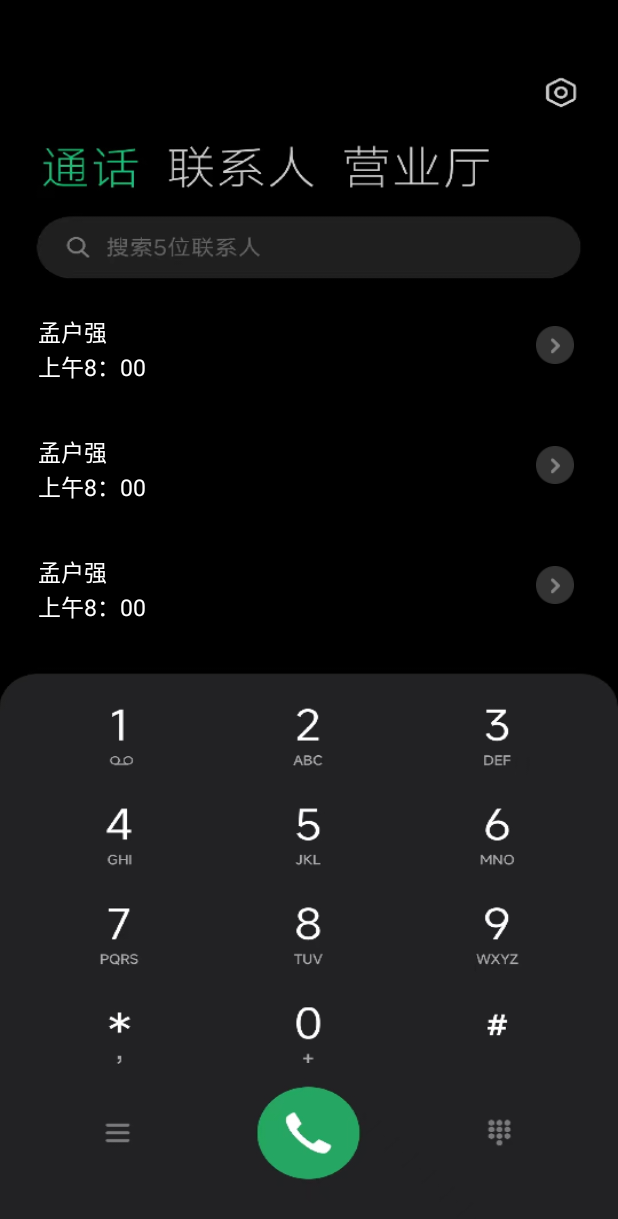
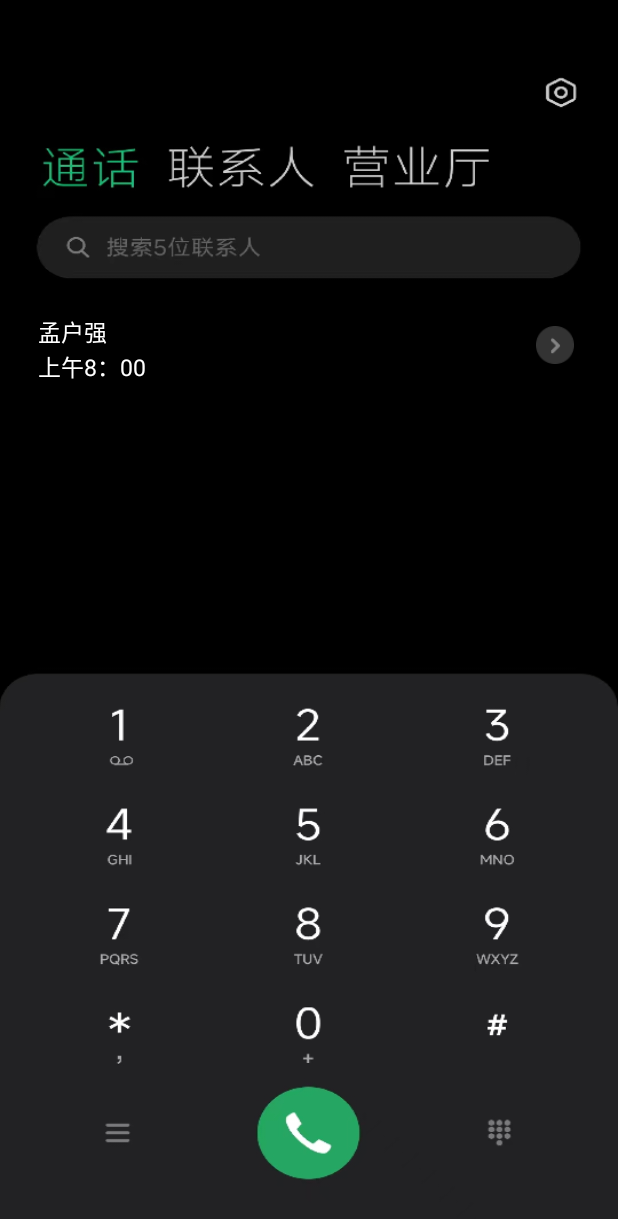
Before and after one commit to zhangyalong123feiyu/CameraShow, an Android app: the screen it shows after launch (SplahActivity), on a phone screen of 412 x 824 dp. Shown: the top 1219 px of the screen. Run offline under Robolectric (Android 15) with nearby library versions, the phone set to English and light mode, and no system bars.

Commit message:
remove the  connetserver to tele activity,and fix white remote camera

```diff
--- a/app/src/main/java/com/lenovo/carcamerashow/DecodePlayerLiveH264.java
+++ b/app/src/main/java/com/lenovo/carcamerashow/DecodePlayerLiveH264.java
@@ -26,6 +26,7 @@ public class DecodePlayerLiveH264 {
                     surface,
                     null, 0);
             mediaCodec.start();
+            Log.e("TAG","init decoder success ---------");
         } catch (IOException e) {
             e.printStackTrace();
         }
@@ -34,6 +35,7 @@ public class DecodePlayerLiveH264 {
 
     public void callBack(byte[] data) {
         Log.i(TAG, "服务端 接收到消息: " + data.length);
+        if (mediaCodec==null)return;
         int index= mediaCodec.dequeueInputBuffer(100000);
         if (index >= 0) {
             ByteBuffer inputBuffer = mediaCodec.getInputBuffer(index);
--- a/app/src/main/java/com/lenovo/carcamerashow/MainActivity.java
+++ b/app/src/main/java/com/lenovo/carcamerashow/MainActivity.java
@@ -48,10 +48,12 @@ public class MainActivity extends AppCompatActivity implements SocketLive.Socket
         super.onCreate(savedInstanceState);
         setContentView(R.layout.activity_main);
         initView(2400, 1080);
-        openCamera();
-        connectServer();
+//        connectServer();
         initRemoteTextureView();
         connectRemoteView();
+
+        this.socketLive=TelePActivity.socketLive;
+        TelePActivity.socketLive.setSocketBack(this);
     }
 
     private void connectRemoteView() {
@@ -91,7 +93,6 @@ public class MainActivity extends AppCompatActivity implements SocketLive.Socket
 //            android.os.Process.killProcess(android.os.Process.myPid());
         });
         localTextureView = findViewById(R.id.localSurfaceView);
-
         remoteTextureView = findViewById(R.id.remoteTextureView);
         remoteTextureView.setRotation(90);
         FrameLayout.LayoutParams params = (FrameLayout.LayoutParams) remoteTextureView.getLayoutParams();
@@ -113,7 +114,6 @@ public class MainActivity extends AppCompatActivity implements SocketLive.Socket
         });
 
         userLayout = findViewById(R.id.userLayout);
-
     }
 
     private void openCamera() {
@@ -162,11 +162,13 @@ public class MainActivity extends AppCompatActivity implements SocketLive.Socket
         remoteTextureView.setSurfaceTextureListener(new TextureView.SurfaceTextureListener() {
             @Override
             public void onSurfaceTextureAvailable(SurfaceTexture surface, int width, int height) {
+
                 Surface remoteSurface = new Surface(surface);
+                decodePlayerLiveH264 = new DecodePlayerLiveH264();
 
-                decodePlayerLiveH264 = new DecodePlayerLiveH264();
+
                 decodePlayerLiveH264.initDecoder(remoteSurface);
-
+                openCamera();
                 Log.e("TAG", "width is -------" + width + "height--------" + height);
             }
 
@@ -188,22 +190,16 @@ public class MainActivity extends AppCompatActivity implements SocketLive.Socket
 
     }
 
-//    @Override
-//    protected void onDestroy() {
-//        super.onDestroy();
-//        player.stop();
-//        player.release();
-//        player=null;
-//        socketLive.close();
-//    }
-
     @Override
     protected void onStop() {
         super.onStop();
-        player.stop();
-        player.release();
-        player=null;
-        socketLive.close();
+        if (player!=null){
+            player.stop();
+            player.release();
+            player=null;
+            socketLive.close();
+        }
+
     }
 
     @Override
--- a/app/src/main/java/com/lenovo/carcamerashow/SocketLive.java
+++ b/app/src/main/java/com/lenovo/carcamerashow/SocketLive.java
@@ -31,6 +31,12 @@ public class SocketLive {
 
     }
 
+    public SocketLive() {
+    }
+
+    public void setSocketBack(SocketCallback callback){
+        this.socketCallback=callback;
+    }
     public void close() {
         try {
             if(myWebSocketClient != null) myWebSocketClient.close();
@@ -70,7 +76,9 @@ public class SocketLive {
         public void onMessage(ByteBuffer bytes) {
             byte[] buf = new byte[bytes.remaining()];
             bytes.get(buf);
-            socketCallback.callBack(buf);
+            if (socketCallback!=null){
+                socketCallback.callBack(buf);
+            }
         }
 
         @Override
--- a/app/src/main/java/com/lenovo/carcamerashow/SplahActivity.java
+++ b/app/src/main/java/com/lenovo/carcamerashow/SplahActivity.java
@@ -17,7 +17,6 @@ public class SplahActivity extends Activity {
 
     public void call(View view){
         startActivity(new Intent(this,TelePActivity.class));
-        finish();
     }
 
 }
--- a/app/src/main/java/com/lenovo/carcamerashow/TelePActivity.java
+++ b/app/src/main/java/com/lenovo/carcamerashow/TelePActivity.java
@@ -3,22 +3,38 @@ package com.lenovo.carcamerashow;
 import android.app.Activity;
 import android.content.Intent;
 import android.os.Bundle;
+import android.util.Log;
 
 import androidx.annotation.Nullable;
 
 public class TelePActivity extends Activity {
+    public static SocketLive socketLive;
     @Override
     protected void onCreate(@Nullable Bundle savedInstanceState) {
         super.onCreate(savedInstanceState);
         setContentView(R.layout.activity_telepl);
-
         initView();
-
     }
 
     private void initView() {
         findViewById(R.id.call).setOnClickListener(v -> {
             startActivity(new Intent(this,MainActivity.class));
         });
+
+        findViewById(R.id.back).setOnClickListener(v -> {
+            finish();
+        });
+    }
+
+    @Override
+    protected void onResume() {
+        super.onResume();
+        connectServer();
+    }
+
+    private void connectServer() {
+        socketLive = new SocketLive();
+        socketLive.start();
+        Log.e("TAG","begin to connect server");
     }
 }
--- a/app/src/main/res/layout/activity_main.xml
+++ b/app/src/main/res/layout/activity_main.xml
@@ -4,23 +4,24 @@
     android:layout_width="match_parent"
     android:layout_height="match_parent">
 
+    <com.lenovo.carcamerashow.Camera2TextureView
+        android:id="@+id/localSurfaceView"
+        android:layout_width="match_parent"
+        android:layout_height="match_parent"
+         />
+
     <FrameLayout
         android:layout_width="match_parent"
-        android:layout_height="match_parent">
-
+        android:layout_height="match_parent"
+        >
         <TextureView
             android:id="@+id/remoteTextureView"
             android:layout_width="match_parent"
             android:layout_height="match_parent"
+            android:visibility="visible"
+            />
 
-            />
     </FrameLayout>
-
-    <com.lenovo.carcamerashow.Camera2TextureView
-        android:id="@+id/localSurfaceView"
-        android:layout_width="match_parent"
-        android:layout_height="match_parent"
-        android:visibility="gone" />
 
     <SurfaceView
         android:id="@+id/videoSurface"
--- a/app/src/main/res/layout/activity_splash.xml
+++ b/app/src/main/res/layout/activity_splash.xml
@@ -9,6 +9,7 @@
         android:id="@+id/layout1"
         android:layout_width="match_parent"
         android:layout_height="80dp"
+        android:onClick="call"
         android:layout_marginTop="190dp">
 
         <TextView
@@ -48,103 +49,10 @@
             android:layout_alignParentRight="true"
             android:layout_centerVertical="true"
             android:layout_marginRight="29dp"
-            android:onClick="call"
+
             android:src="@mipmap/next" />
 
     </RelativeLayout>
-    <RelativeLayout
-        android:id="@+id/layout2"
-        android:layout_width="match_parent"
-        android:layout_height="80dp"
-        android:layout_below="@id/layout1"
-        >
 
-        <TextView
-            android:id="@+id/name1"
-            android:layout_width="wrap_content"
-            android:layout_height="wrap_content"
-            android:text="孟户强"
-            android:layout_marginTop="19dp"
-            android:layout_marginLeft="25dp"
-            android:textColor="@color/white"
-            android:textSize="15sp" />
-
-        <TextView
-            android:id="@+id/time1"
-            android:layout_width="wrap_content"
-            android:layout_height="wrap_content"
-            android:layout_below="@id/name1"
-            android:text="上午8：00"
-            android:layout_marginLeft="25dp"
-            android:textColor="#FFFFFF"
-            android:textSize="15sp" />
-
-        <TextView
-            android:id="@+id/duration1"
-            android:layout_width="wrap_content"
-            android:layout_height="wrap_content"
-            android:layout_below="@id/name1"
-            android:layout_marginLeft="9dp"
-            android:textColor="#FFFFFF"
-            android:layout_toRightOf="@id/duration1"
-            android:text="1分钟"
-            android:textSize="15sp" />
-
-        <ImageView
-            android:layout_width="25dp"
-            android:layout_height="25dp"
-            android:layout_alignParentRight="true"
-            android:layout_centerVertical="true"
-            android:layout_marginRight="29dp"
-            android:onClick="call"
-            android:src="@mipmap/next" />
-
-    </RelativeLayout>
-    <RelativeLayout
-    android:layout_width="match_parent"
-    android:layout_height="80dp"
-    android:layout_below="@id/layout2">
-
-    <TextView
-        android:id="@+id/name2"
-        android:layout_width="wrap_content"
-        android:layout_height="wrap_content"
-        android:layout_marginTop="19dp"
-        android:text="孟户强"
-        android:layout_marginLeft="25dp"
-        android:textColor="@color/white"
-        android:textSize="15sp" />
-
-    <TextView
-        android:id="@+id/time2"
-        android:layout_width="wrap_content"
-        android:layout_height="wrap_content"
-        android:layout_below="@id/name2"
-        android:text="上午8：00"
-        android:layout_marginLeft="25dp"
-        android:textColor="#FFFFFF"
-        android:textSize="15sp" />
-
-    <TextView
-        android:id="@+id/duration2"
-        android:layout_width="wrap_content"
-        android:layout_height="wrap_content"
-        android:layout_below="@id/name2"
-        android:layout_marginLeft="9dp"
-        android:textColor="#FFFFFF"
-        android:layout_toRightOf="@id/duration2"
-        android:text="1分钟"
-        android:textSize="15sp" />
-
-    <ImageView
-        android:layout_width="25dp"
-        android:layout_height="25dp"
-        android:layout_alignParentRight="true"
-        android:layout_centerHorizontal="true"
-        android:layout_marginRight="29dp"
-        android:layout_centerVertical="true"
-        android:onClick="call"
-        android:src="@mipmap/next" />
 
 </RelativeLayout>
-</RelativeLayout>
--- a/app/src/main/res/layout/activity_telepl.xml
+++ b/app/src/main/res/layout/activity_telepl.xml
@@ -3,6 +3,13 @@
     android:layout_width="match_parent"
     android:layout_height="match_parent"
     android:background="@mipmap/telephe">
+    <ImageView
+        android:id="@+id/back"
+        android:layout_width="50dp"
+        android:layout_height="50dp"
+        android:layout_marginLeft="20dp"
+        android:layout_marginTop="20dp"
+        />
     <ImageView
         android:layout_width="91dp"
         android:layout_height="91dp"
```
